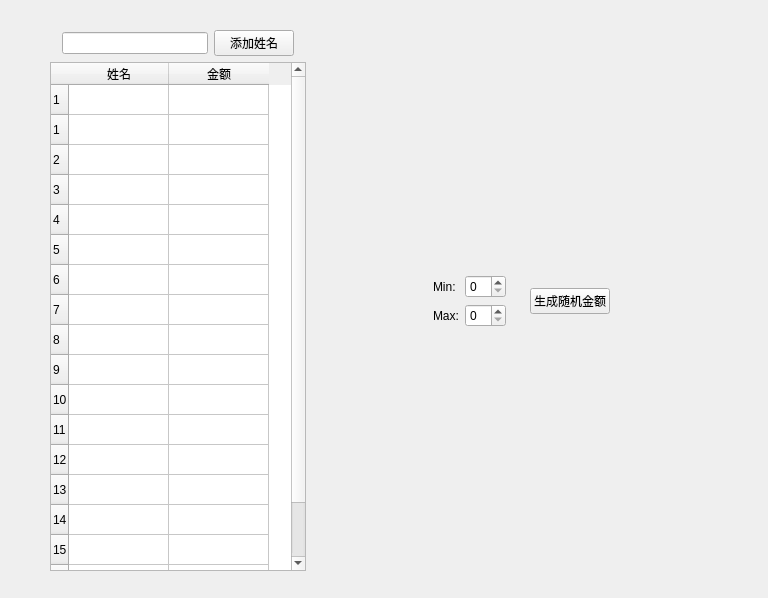
The window that PythonProjects/OmronOfficeSystem/taxi_ui.ui (MmMmMqianq/OmronOfficeSystem) describes before a commit, drawn with Qt 5.
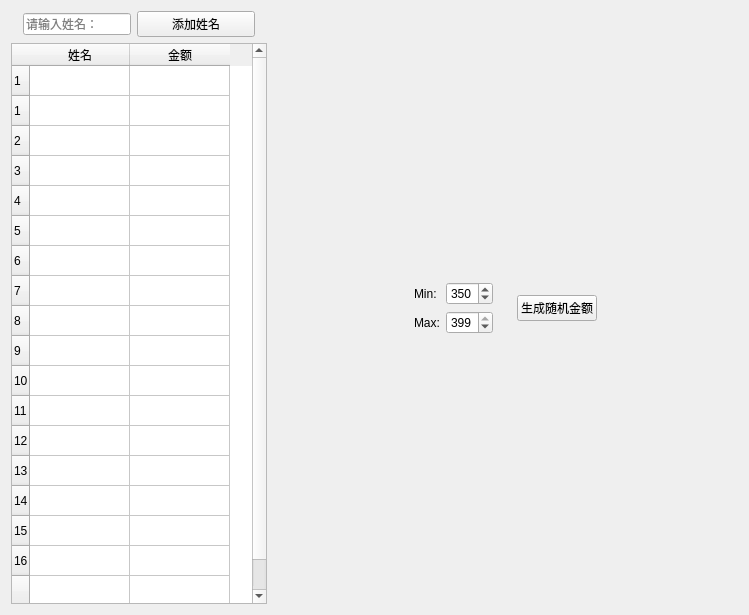
The same window after the commit.

Patch:
```diff
--- a/PythonProjects/OmronOfficeSystem/taxi_ui.ui
+++ b/PythonProjects/OmronOfficeSystem/taxi_ui.ui
@@ -6,22 +6,15 @@
    <rect>
     <x>0</x>
     <y>0</y>
-    <width>768</width>
-    <height>598</height>
+    <width>749</width>
+    <height>615</height>
    </rect>
   </property>
   <property name="windowTitle">
    <string>Form</string>
   </property>
-  <widget class="QWidget" name="">
-   <property name="geometry">
-    <rect>
-     <x>50</x>
-     <y>30</y>
-     <width>681</width>
-     <height>541</height>
-    </rect>
-   </property>
+  <layout class="QHBoxLayout" name="horizontalLayout_6">
+   <item>
    <layout class="QHBoxLayout" name="horizontalLayout_5">
     <item>
      <layout class="QVBoxLayout" name="verticalLayout">
@@ -35,6 +28,12 @@
         </property>
         <item>
          <widget class="QLineEdit" name="nameLineEdit">
+           <property name="sizePolicy">
+            <sizepolicy hsizetype="Fixed" vsizetype="Fixed">
+             <horstretch>0</horstretch>
+             <verstretch>0</verstretch>
+            </sizepolicy>
+           </property>
           <property name="toolTip">
            <string/>
           </property>
@@ -42,7 +41,7 @@
            <string/>
           </property>
           <property name="placeholderText">
-           <string notr="true"/>
+            <string notr="true">请输入姓名：</string>
           </property>
          </widget>
         </item>
@@ -213,7 +212,17 @@
            </widget>
           </item>
           <item row="1" column="1">
-           <widget class="QSpinBox" name="spinBox_2"/>
+            <widget class="QSpinBox" name="maxValueSpinBox">
+             <property name="toolTip">
+              <string>输入最大值</string>
+             </property>
+             <property name="maximum">
+              <number>399</number>
+             </property>
+             <property name="value">
+              <number>399</number>
+             </property>
+            </widget>
           </item>
           <item row="0" column="0">
            <widget class="QLabel" name="label">
@@ -229,7 +238,17 @@
            </widget>
           </item>
           <item row="0" column="1">
-           <widget class="QSpinBox" name="spinBox"/>
+            <widget class="QSpinBox" name="minValueSpinBox">
+             <property name="toolTip">
+              <string>输入最小值</string>
+             </property>
+             <property name="maximum">
+              <number>399</number>
+             </property>
+             <property name="value">
+              <number>350</number>
+             </property>
+            </widget>
           </item>
          </layout>
         </item>
@@ -287,7 +306,8 @@
      </spacer>
     </item>
    </layout>
-  </widget>
+   </item>
+  </layout>
  </widget>
  <resources/>
  <connections/>
```
Left out of the diff: 10 changed lines with no effect on the pictures. Lines whose indentation alone changed are shown as unchanged.
